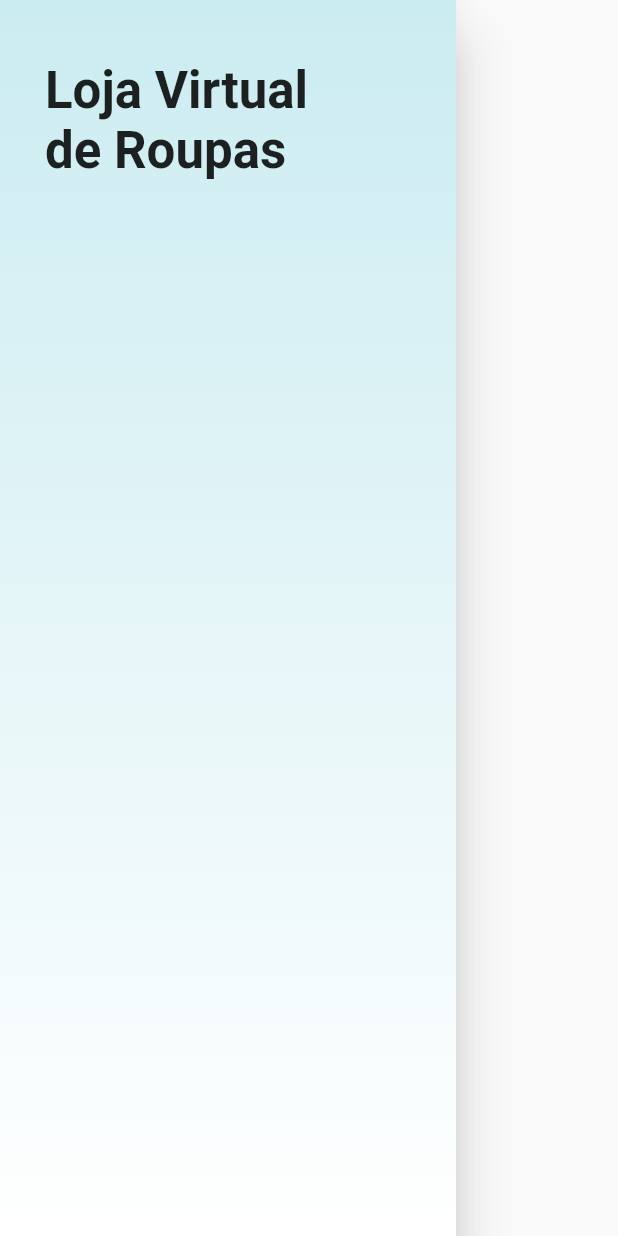
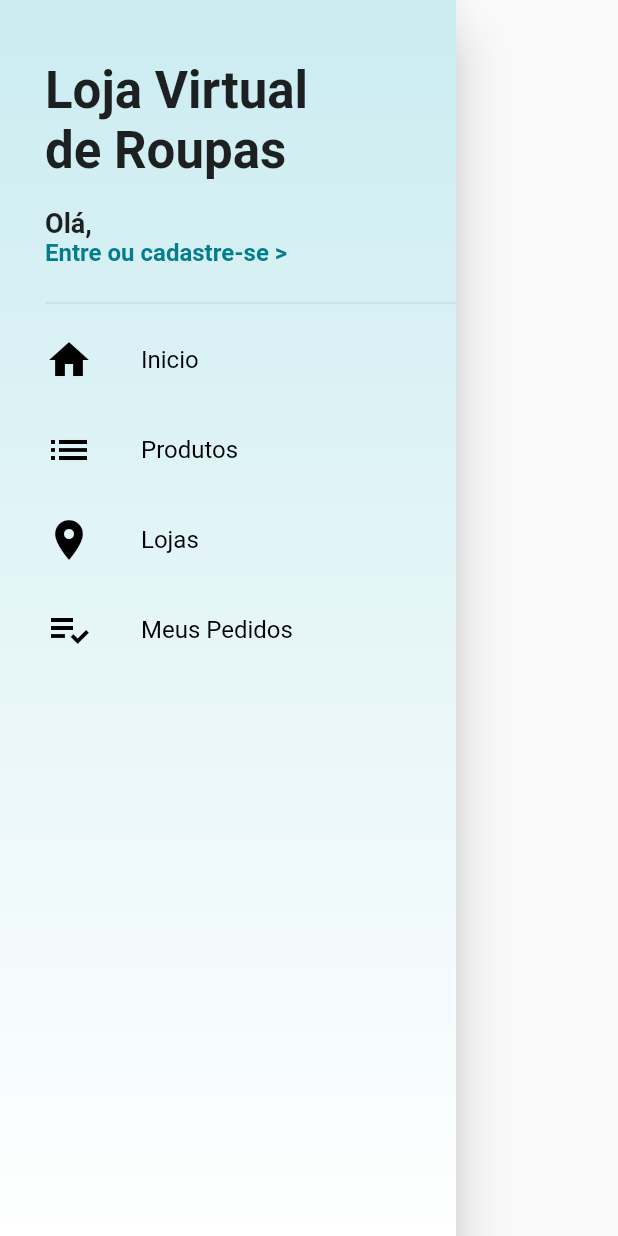
Before and after one commit to iurylemos/lojavirtual-flutter, a Flutter app: the CustomDrawer widget shown alone on an empty page, opened directly, on a phone screen of 412 x 824 dp. Run offline on Flutter 3.47's test engine with Material 2 defaults, Android fonts, the phone set to English and light mode, and no system bars; our stand-ins replace cloud_firestore, transparent_image; accounts and stored records are empty.

Commit message:
Itens do Drawer, a animações de botões

```diff
--- /dev/null
+++ b/lib/tiles/drawer_tile.dart
@@ -0,0 +1,49 @@
+import 'package:flutter/material.dart';
+
+class DrawerTile extends StatelessWidget {
+
+  //Vou criar um construtor, vai receber um icone e um texto.
+
+  final IconData icon;
+  final String text;
+
+  DrawerTile(this.icon, this.text);
+
+  @override
+  Widget build(BuildContext context) {
+    //Vou retornar o Material para dar um efeito visual ao clicar no Item.
+    return Material(
+      //Definindo a cor do material
+      color: Colors.transparent,
+      child: InkWell(
+        //Quanoo clicar vai cair aqui no onTap e dar efeito
+        onTap: () {
+
+        },
+        child: Container(
+          //Coloquei o Container apenas para especificar a altura dos icones
+          height: 60.0,
+          //Como vou ter um icone e o texto coloco uma linha
+          child: Row(
+            children: <Widget>[
+              Icon(
+                icon,
+                size: 32.0,
+                color: Colors.black,
+              ),
+              //Espaço entre o texto e o icone
+              SizedBox(width: 32.0,),
+              Text(
+                text,
+                style: TextStyle(
+                  fontSize: 16.0,
+                  color: Colors.black
+                ),
+              )
+            ],
+          ),
+        ),
+      ),
+    );
+  }
+}
--- a/lib/widgets/custom_drawer.dart
+++ b/lib/widgets/custom_drawer.dart
@@ -1,4 +1,5 @@
 import 'package:flutter/material.dart';
+import 'package:loja_virtual/tiles/drawer_tile.dart';
 
 class CustomDrawer extends StatelessWidget {
   @override
@@ -41,10 +42,50 @@ class CustomDrawer extends StatelessWidget {
                       child: Text("Loja Virtual \nde Roupas",
                       style: TextStyle(fontSize:  34.0, fontWeight: FontWeight.bold),
                       ),
+                    ),
+                    //Textos que vão ficar abaixo do header
+                    Positioned(
+                      left: 0.0,
+                      bottom: 0.0,
+                      //Coluna pois um texto vai está em cima do outro
+                      child: Column(
+                        //Para que fique alinhado a esquerda
+                        crossAxisAlignment: CrossAxisAlignment.start,
+                        children: <Widget>[
+                          Text("Olá,",
+                          style: TextStyle(
+                            fontSize: 18.0,
+                            fontWeight: FontWeight.bold
+                          ),
+                          ),
+                          //Criando o botão
+                          GestureDetector(
+                            child: Text(
+                              "Entre ou cadastre-se >",
+                              style: TextStyle(
+                                //cor primária do main que é o azul do tema
+                                  color: Theme.of(context).primaryColor,
+                                  fontSize: 16.0,
+                                  fontWeight: FontWeight.bold
+                              ),
+                            ),
+                            onTap: () {
+
+                            },
+                          )
+                        ],
+                      ),
                     )
                   ],
                 ),
-              )
+              ),
+              /**Vou começar a implantação dos icones das paginas
+              E dependendo da pagina que eu estiver, ela vai estar selecionada */
+              Divider(),
+              DrawerTile(Icons.home, "Inicio"),
+              DrawerTile(Icons.list, "Produtos"),
+              DrawerTile(Icons.location_on, "Lojas"),
+              DrawerTile(Icons.playlist_add_check, "Meus Pedidos"),
             ],
           )
         ],
```
